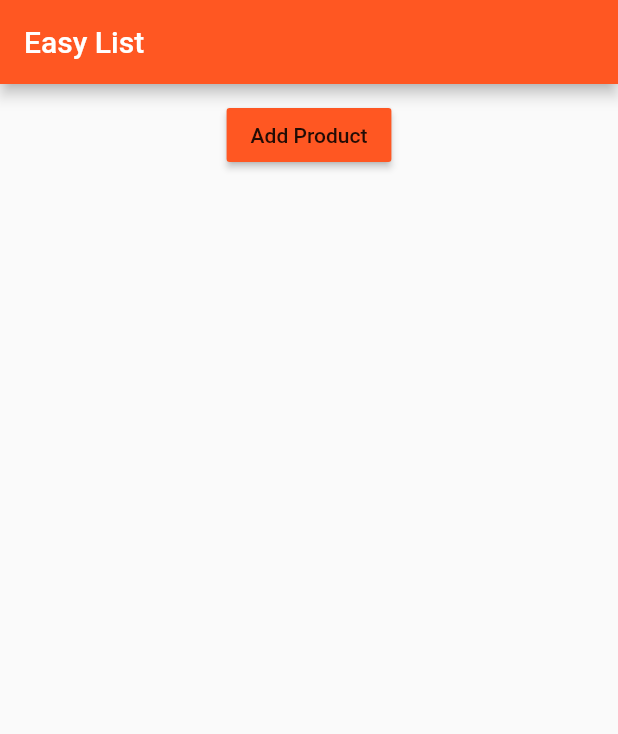
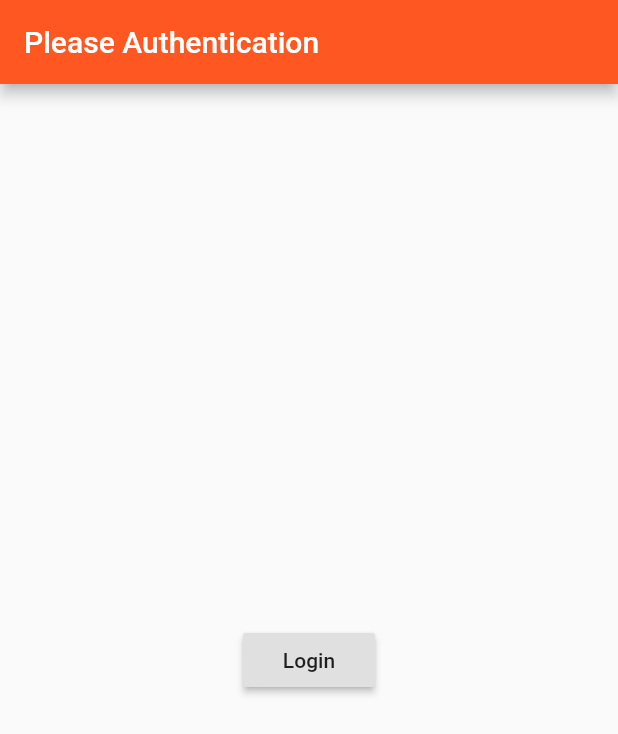
Before and after one commit to koba0719/flutter_course, a Flutter app: the screen it shows after launch, on a phone screen of 412 x 824 dp. Shown: the top 734 px of the screen. Run offline on Flutter 3.47's test engine with Material 2 defaults, Android fonts, the phone set to English and light mode, and no system bars.

Commit message:
section6 課題3

```diff
--- a/lib/main.dart
+++ b/lib/main.dart
@@ -1,6 +1,6 @@
 import 'package:flutter/material.dart';
 
-import 'package:flutter_cource/pages/home.dart';
+import 'package:flutter_cource/pages/auth.dart';
 
 void main() {
   runApp(MyApp());
@@ -16,7 +16,7 @@ class MyApp extends StatelessWidget {
         primarySwatch: Colors.deepOrange,
         accentColor: Colors.deepPurple
       ),
-      home: HomePage()
+      home: AuthPage()
     );
   }
 }
--- /dev/null
+++ b/lib/pages/auth.dart
@@ -0,0 +1,24 @@
+import 'package:flutter/material.dart';
+
+import 'package:flutter_cource/pages/products.dart';
+
+class AuthPage extends StatelessWidget {
+  @override
+  Widget build(BuildContext context) {
+    return Scaffold(
+      appBar: AppBar(title: Text('Please Authentication')),
+      body: Center(
+          child: RaisedButton(
+        child: Text('Login'),
+        onPressed: () {
+          Navigator.pushReplacement(
+            context,
+            MaterialPageRoute(
+              builder: (BuildContext context) => ProductsPage(),
+            ),
+          );
+        },
+      )),
+    );
+  }
+}
--- a/lib/pages/home.dart
+++ /dev/null
@@ -1,16 +0,0 @@
-import 'package:flutter/material.dart';
-
-import 'package:flutter_cource/product_manager.dart';
-
-class HomePage extends StatelessWidget {
-  @override
-  Widget build(BuildContext context) {
-    // TODO: implement build
-    return Scaffold(
-      appBar: AppBar(
-        title: Text('Easy List'),
-      ),
-      body: ProductManager(),
-    );
-  }
-}
```
Also changed, not shown: lib/pages/product.dart (+10 -2 lines), lib/pages/products.dart (added, +38 -0 lines), lib/pages/products_admin.dart (added, +51 -0 lines).
